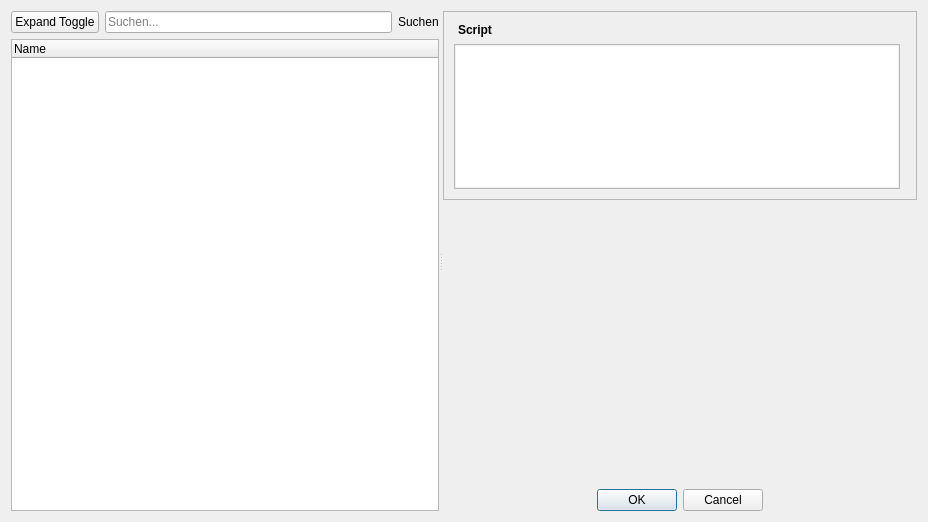
Old version of the form designer/ScriptPicker.ui in the repository Aeolitus/Sephrasto.
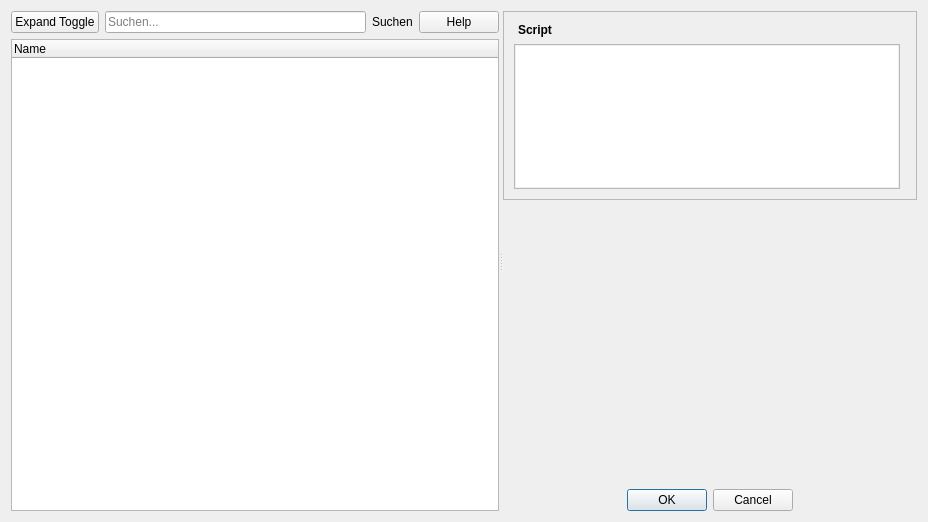
New version of the form.

Commit message: Script picker: add help button

What changed in the file:
```diff
--- a/designer/ScriptPicker.ui
+++ b/designer/ScriptPicker.ui
@@ -62,6 +62,19 @@
            </property>
           </widget>
          </item>
+         <item>
+          <widget class="QPushButton" name="buttonHelp">
+           <property name="toolTip">
+            <string>Script API Dokumentation öffnen</string>
+           </property>
+           <property name="text">
+            <string>Help</string>
+           </property>
+           <property name="class" stdset="0">
+            <string>icon</string>
+           </property>
+          </widget>
+         </item>
         </layout>
        </item>
        <item>
@@ -141,8 +154,8 @@
            <rect>
             <x>0</x>
             <y>0</y>
-            <width>424</width>
-            <height>175</height>
+            <width>452</width>
+            <height>180</height>
            </rect>
           </property>
           <layout class="QGridLayout" name="gridLayout">
```
The commit also changes 3 other files.
